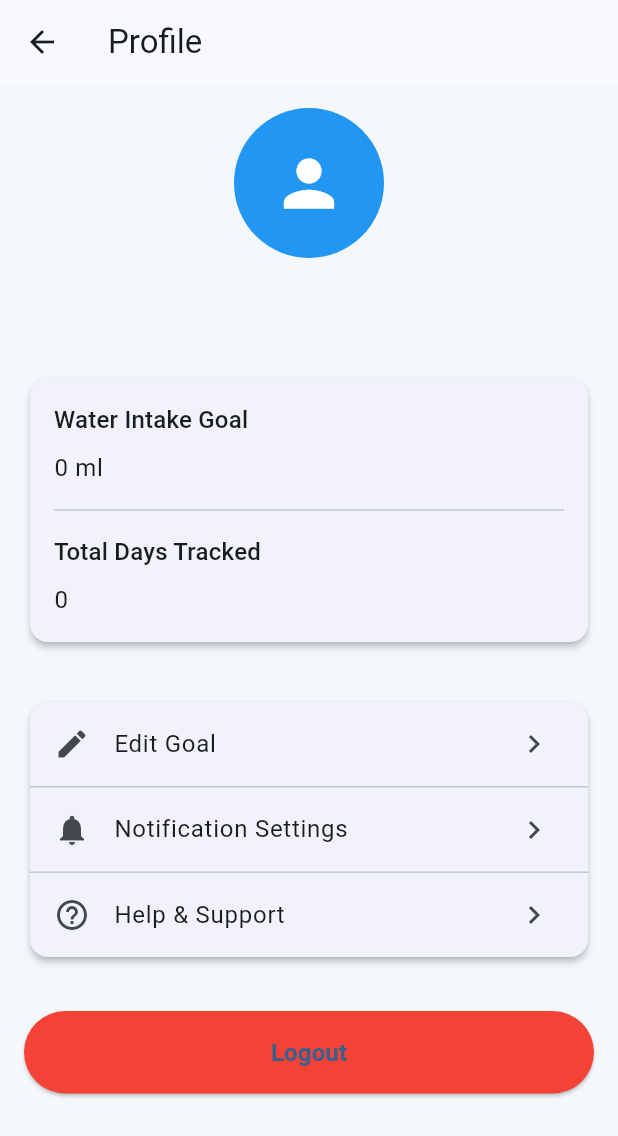
After one commit to oluwatoni307/water_app, a Flutter app: the ProfilePage screen opened by its route, on a phone screen of 412 x 824 dp. The commit adds this screen. Shown: the top 1136 px of the screen. Run offline on Flutter 3.47's test engine with Material 3 defaults, Android fonts, the light colour scheme and no system bars; our stand-ins replace cloud_firestore, firebase_auth, firebase_core, fl_chart, flutter_local_notifications, google_fonts and 3 more; accounts and stored records are empty; network calls fail.

Commit message:
Updated application to fix issues

```diff
--- a/lib/goals/widgets/boxTemp.dart
+++ b/lib/goals/widgets/boxTemp.dart
@@ -68,6 +68,7 @@ class BoxTemp extends StatelessWidget {
         builder: (context) => TitleContentCard(
           title: name,
           content: content,
+          onPressed: onPressed, // Pass the callback to TitleContentCard
         ),
       ),
     );
--- a/lib/main.dart
+++ b/lib/main.dart
@@ -4,6 +4,7 @@ import 'package:flutter/material.dart';
 import 'package:provider/provider.dart';
 import 'package:water/NotificationService.dart';
 import 'package:water/analysis.dart';
+import 'package:water/profile_page.dart';
 
 import 'Homepage.dart';
 import 'goals/logPage.dart';
@@ -64,6 +65,7 @@ class MyApp extends StatelessWidget {
       routes: {
         '/splash': (context) => SplashScreen(),
         '/log': (context) => Log(),
+        '/settings': (context) => ProfilePage(),
         '/analysis': (context) => StatsScreen(),
         '/goals': (context) => GoalPage(),
         '/metric': (context) => Metricpage(),
--- /dev/null
+++ b/lib/profile_page.dart
@@ -0,0 +1,193 @@
+import 'package:flutter/material.dart';
+import 'package:provider/provider.dart';
+import 'package:water/logic.dart';
+
+class ProfilePage extends StatefulWidget {
+  const ProfilePage({Key? key}) : super(key: key);
+
+  @override
+  State<ProfilePage> createState() => _ProfilePageState();
+}
+
+class _ProfilePageState extends State<ProfilePage> {
+  final AuthService _authService = AuthService();
+  bool _isLoading = false;
+
+  Future<void> _handleLogout() async {
+    setState(() {
+      _isLoading = true;
+    });
+
+    try {
+      await _authService.signOut();
+      // Navigate to login screen after logout
+      if (mounted) {
+        Navigator.of(context)
+            .pushReplacementNamed('/login'); // Adjust route name as needed
+      }
+    } catch (e) {
+      // Show error message
+      if (mounted) {
+        ScaffoldMessenger.of(context).showSnackBar(
+          SnackBar(content: Text('Logout failed: ${e.toString()}')),
+        );
+      }
+    } finally {
+      if (mounted) {
+        setState(() {
+          _isLoading = false;
+        });
+      }
+    }
+  }
+
+  @override
+  Widget build(BuildContext context) {
+    final userData = Provider.of<Data>(context).user;
+
+    return Scaffold(
+      appBar: AppBar(
+        title: const Text('Profile'),
+        elevation: 0,
+      ),
+      body: _isLoading
+          ? const Center(child: CircularProgressIndicator())
+          : SingleChildScrollView(
+              padding: const EdgeInsets.all(16.0),
+              child: Column(
+                crossAxisAlignment: CrossAxisAlignment.start,
+                children: [
+                  // Profile header with avatar
+                  Center(
+                    child: Column(
+                      children: [
+                        const CircleAvatar(
+                          radius: 50,
+                          backgroundColor: Colors.blue,
+                          child: Icon(
+                            Icons.person,
+                            size: 50,
+                            color: Colors.white,
+                          ),
+                        ),
+                        const SizedBox(height: 16),
+                        Text(
+                          userData.userName,
+                          style: Theme.of(context).textTheme.titleLarge,
+                        ),
+                      ],
+                    ),
+                  ),
+
+                  const SizedBox(height: 32),
+
+                  // User stats section
+                  Card(
+                    elevation: 2,
+                    child: Padding(
+                      padding: const EdgeInsets.all(16.0),
+                      child: Column(
+                        crossAxisAlignment: CrossAxisAlignment.start,
+                        children: [
+                          Text(
+                            'Water Intake Goal',
+                            style: Theme.of(context).textTheme.titleMedium,
+                          ),
+                          const SizedBox(height: 8),
+                          Text(
+                            '${userData.goal} ml',
+                            style: Theme.of(context).textTheme.bodyLarge,
+                          ),
+                          const Divider(height: 32),
+                          Text(
+                            'Total Days Tracked',
+                            style: Theme.of(context).textTheme.titleMedium,
+                          ),
+                          const SizedBox(height: 8),
+                          Text(
+                            '${userData.Log.length}',
+                            style: Theme.of(context).textTheme.bodyLarge,
+                          ),
+                          if (userData.Log.isNotEmpty) ...[
+                            const Divider(height: 32),
+                            Text(
+                              'Average Daily Intake',
+                              style: Theme.of(context).textTheme.titleMedium,
+                            ),
+                            const SizedBox(height: 8),
+                            Text(
+                              '${userData.Log.reduce((a, b) => a + b) ~/ userData.Log.length} ml',
+                              style: Theme.of(context).textTheme.bodyLarge,
+                            ),
+                          ],
+                        ],
+                      ),
+                    ),
+                  ),
+
+                  const SizedBox(height: 32),
+
+                  // Settings section
+                  Card(
+                    elevation: 2,
+                    child: Column(
+                      children: [
+                        ListTile(
+                          leading: const Icon(Icons.edit),
+                          title: const Text('Edit Goal'),
+                          trailing: const Icon(Icons.chevron_right),
+                          onTap: () {
+                            // Navigate to goal editing page
+                            // Navigator.of(context).pushNamed('/edit-goal');
+                          },
+                        ),
+                        const Divider(height: 1),
+                        ListTile(
+                          leading: const Icon(Icons.notifications),
+                          title: const Text('Notification Settings'),
+                          trailing: const Icon(Icons.chevron_right),
+                          onTap: () {
+                            // Navigate to notification settings
+                            // Navigator.of(context).pushNamed('/notifications');
+                          },
+                        ),
+                        const Divider(height: 1),
+                        ListTile(
+                          leading: const Icon(Icons.help_outline),
+                          title: const Text('Help & Support'),
+                          trailing: const Icon(Icons.chevron_right),
+                          onTap: () {
+                            // Navigate to help page
+                            // Navigator.of(context).pushNamed('/help');
+                          },
+                        ),
+                      ],
+                    ),
+                  ),
+
+                  const SizedBox(height: 32),
+
+                  // Logout button
+                  SizedBox(
+                    width: double.infinity,
+                    child: ElevatedButton(
+                      onPressed: _isLoading ? null : _handleLogout,
+                      style: ElevatedButton.styleFrom(
+                        backgroundColor: Colors.red,
+                        padding: const EdgeInsets.symmetric(vertical: 16),
+                      ),
+                      child: const Text(
+                        'Logout',
+                        style: TextStyle(
+                          fontSize: 16,
+                          fontWeight: FontWeight.bold,
+                        ),
+                      ),
+                    ),
+                  ),
+                ],
+              ),
+            ),
+    );
+  }
+}
```
Also changed, not shown: lib/Onboarding.dart (+9 -6 lines), lib/goals/logPage.dart (+0 -62 lines), lib/goals/metricPage.dart (+18 -5 lines), lib/history.dart (+35 -8 lines), lib/login.dart (+11 -2 lines), lib/sign_up.dart (+11 -1 lines).
